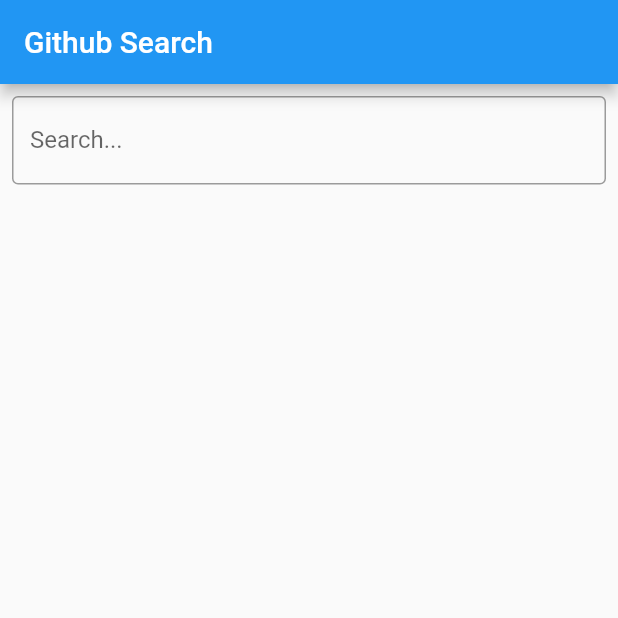
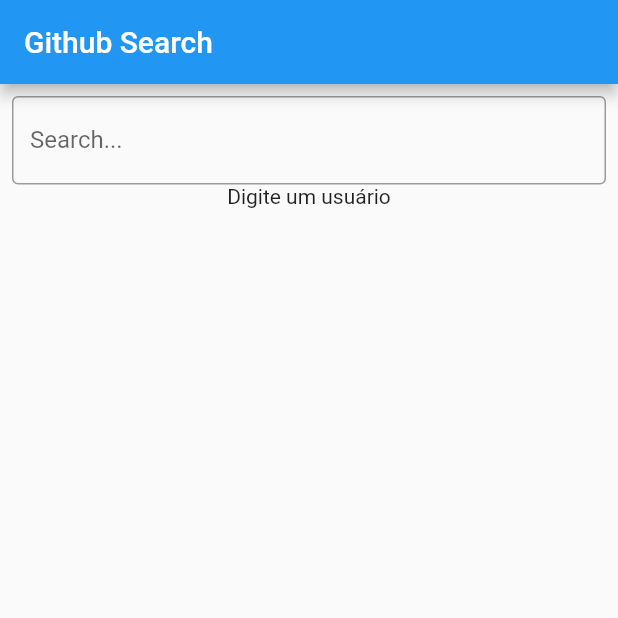
Before and after one commit to FelipeFlohr/flutter_clean_arch, a Flutter app: the screen it shows after launch, on a phone screen of 412 x 824 dp, the top half of it. Run offline on Flutter 3.47's test engine with Material 2 defaults, Android fonts, the phone set to English and light mode, and no system bars; our stand-ins replace dartz, dio, flutter_bloc, flutter_modular.

Commit message:
Finalizado Presenter pt. 2

```diff
--- a/lib/app_module.dart
+++ b/lib/app_module.dart
@@ -6,6 +6,7 @@
 import 'package:mobile_onboarding_clean_arch/modules/search/infra/datasources/search_datasource.dart';
 import 'package:mobile_onboarding_clean_arch/modules/search/infra/repositories/search_repository_impl.dart';
 import 'package:mobile_onboarding_clean_arch/modules/search/presenter/search_page.dart';
+import 'package:mobile_onboarding_clean_arch/modules/search/presenter/stores/search_store.dart';
 
 class AppModule extends Module {
   @override
@@ -14,6 +15,7 @@
         Bind.factory<SearchDatasource>((i) => GithubDatasource(dio: i())),
         Bind.factory<SearchRepository>((i) => SearchRepositoryImpl(i())),
         Bind.factory<SearchByText>((i) => SearchByTextImpl(i())),
+        Bind.singleton<SearchStore>((i) => SearchStore(i())),
       ];
 
   @override
--- a/lib/modules/search/presenter/search_page.dart
+++ b/lib/modules/search/presenter/search_page.dart
@@ -1,4 +1,11 @@
+import 'dart:async';
+
 import 'package:flutter/material.dart';
+import 'package:flutter_bloc/flutter_bloc.dart';
+import 'package:flutter_modular/flutter_modular.dart';
+import 'package:mobile_onboarding_clean_arch/modules/search/domain/entities/result_search.dart';
+import 'package:mobile_onboarding_clean_arch/modules/search/presenter/stores/search_state.dart';
+import 'package:mobile_onboarding_clean_arch/modules/search/presenter/stores/search_store.dart';
 
 class SearchPage extends StatefulWidget {
   const SearchPage({super.key});
@@ -8,6 +15,9 @@
 }
 
 class _SearchPageState extends State<SearchPage> {
+  final searchPageStore = Modular.get<SearchStore>();
+  Timer? _debounce;
+
   @override
   Widget build(BuildContext context) {
     return Scaffold(
@@ -16,26 +26,80 @@
       ),
       body: Column(
         children: [
-          const Padding(
-            padding: EdgeInsets.only(
+          Padding(
+            padding: const EdgeInsets.only(
               left: 8,
               right: 8,
               top: 8,
             ),
             child: TextField(
-              decoration: InputDecoration(
+              decoration: const InputDecoration(
                 border: OutlineInputBorder(),
                 label: Text("Search..."),
               ),
+              onChanged: _onSearchChanged,
             ),
           ),
-          Expanded(child: ListView.builder(
-            itemBuilder: (_, index) {
-              return const ListTile();
-            },
-          ))
+          Expanded(
+            child: BlocBuilder(
+              bloc: searchPageStore,
+              builder: (context, state) {
+                if (state is SearchError) {
+                  return _getFailed();
+                } else if (state is SearchLoading) {
+                  return _getLoading();
+                } else if (state is SearchSuccess) {
+                  return _getSuccess(state.list);
+                } else {
+                  return _getDefault();
+                }
+              },
+            ),
+          ),
         ],
       ),
     );
   }
+
+  _getDefault() {
+    return const Text("Digite um usuário");
+  }
+
+  _getLoading() {
+    return const Center(
+      child: CircularProgressIndicator(),
+    );
+  }
+
+  _getSuccess(List<ResultSearch> list) {
+    return ListView.builder(
+      itemCount: list.length,
+      itemBuilder: (_, index) {
+        final item = list[index];
+        return ListTile(
+          title: Text(item.title),
+          leading: CircleAvatar(
+            backgroundImage: NetworkImage(item.img),
+          ),
+          subtitle: Text(item.content),
+        );
+      },
+    );
+  }
+
+  _getFailed() {
+    return const Text("Ocorreu um erro. Tente novamente mais tarde.");
+  }
+
+  _onSearchChanged(String searchText) {
+    if (_debounce?.isActive ?? false) {
+      _debounce?.cancel();
+    }
+    _debounce = Timer(
+      const Duration(milliseconds: 800),
+      () async {
+        await searchPageStore.get(searchText);
+      },
+    );
+  }
 }
```
Also changed, not shown: 1 other file.
